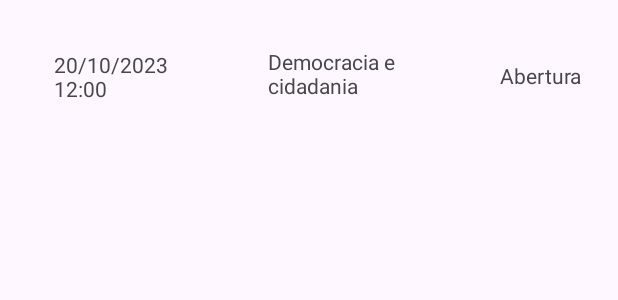
After one commit to mugnn/semoc, an Android app: the layout schedule_item.xml on its own in the app's theme, with its tools: preview values and no code run, on a phone screen of 412 x 824 dp. The commit adds this screen. Shown: the top 300 px of the screen. Run offline under Robolectric (Android 15) with nearby library versions, the phone set to English and light mode, and no system bars.

Commit message:
"vcs.xml & text.xml"

```diff
--- a/app/src/main/res/layout/home_fragment.xml
+++ b/app/src/main/res/layout/home_fragment.xml
@@ -1,7 +1,6 @@
 <?xml version="1.0" encoding="utf-8"?>
 <androidx.constraintlayout.widget.ConstraintLayout xmlns:android="http://schemas.android.com/apk/res/android"
     xmlns:app="http://schemas.android.com/apk/res-auto"
-    xmlns:tools="http://schemas.android.com/tools"
     android:layout_width="match_parent"
     android:layout_height="match_parent">
 
--- /dev/null
+++ b/app/src/main/res/layout/schedule_item.xml
@@ -0,0 +1,39 @@
+<?xml version="1.0" encoding="utf-8"?>
+<androidx.constraintlayout.widget.ConstraintLayout xmlns:android="http://schemas.android.com/apk/res/android"
+    xmlns:app="http://schemas.android.com/apk/res-auto"
+    android:layout_width="match_parent"
+    android:layout_height="100dp">
+
+
+    <TextView
+        android:id="@+id/date"
+        android:layout_width="87dp"
+        android:layout_height="34dp"
+        android:layout_marginStart="36dp"
+        android:text="20/10/2023 12:00"
+        app:layout_constraintBottom_toBottomOf="parent"
+        app:layout_constraintStart_toStartOf="parent"
+        app:layout_constraintTop_toTopOf="parent"
+        app:layout_constraintVertical_bias="0.506" />
+
+    <TextView
+        android:id="@+id/theme"
+        android:layout_width="99dp"
+        android:layout_height="37dp"
+        android:text="Democracia e cidadania"
+        app:layout_constraintBottom_toBottomOf="parent"
+        app:layout_constraintEnd_toStartOf="@+id/activity"
+        app:layout_constraintStart_toEndOf="@+id/date"
+        app:layout_constraintTop_toTopOf="parent" />
+
+    <TextView
+        android:id="@+id/activity"
+        android:layout_width="wrap_content"
+        android:layout_height="wrap_content"
+        android:layout_marginEnd="24dp"
+        android:text="Abertura"
+        app:layout_constraintBottom_toBottomOf="parent"
+        app:layout_constraintEnd_toEndOf="parent"
+        app:layout_constraintTop_toTopOf="parent"
+        app:layout_constraintVertical_bias="0.506" />
+</androidx.constraintlayout.widget.ConstraintLayout>
```
Also changed, not shown: app/src/main/java/com/ucsal/semoc/models/ScheduleEventModel.java (added, +33 -0 lines), app/src/main/java/com/ucsal/semoc/views/ItemAdapter.java (added, +62 -0 lines), app/src/main/res/layout/schedule_fragment.xml (+7 -8 lines).
